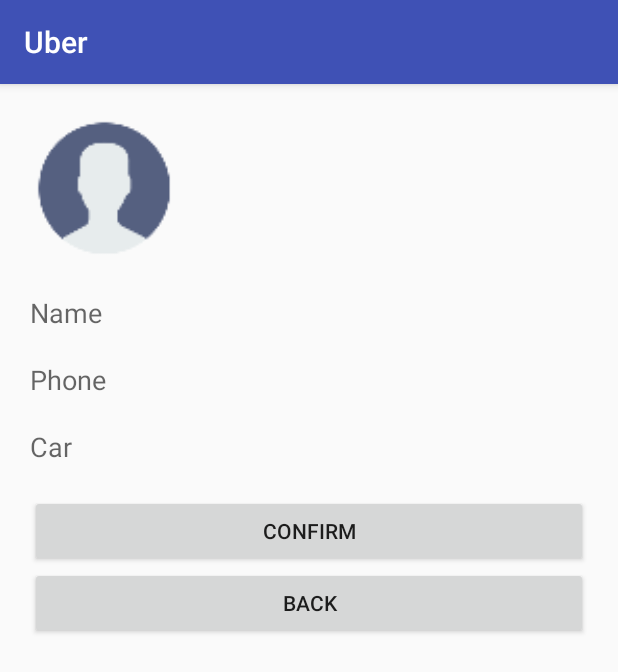
After one commit to SimCoderYoutube/UberClone, an Android app: the DriverSettingsActivity screen opened directly, with no data from a screen before it, on a phone screen of 412 x 824 dp. The commit adds this screen. Shown: the top 672 px of the screen. Run offline under Robolectric (Android 15) with nearby library versions, the phone set to English and light mode, and no system bars; our stand-ins replace Firebase (no records; nobody signed in at launch, a user with empty details on screens opened directly).

Commit message:
- Driver's Info Implementation

```diff
--- a/app/build.gradle
+++ b/app/build.gradle
@@ -37,7 +37,7 @@ dependencies {
     compile 'com.google.android.gms:play-services:11.0.4'
     compile 'com.github.bumptech.glide:glide:4.0.0'
     compile 'com.android.support:design:25.3.1'
-    compile 'com.android.support:cardview-v7:21.0.+'
+    compile 'com.android.support:cardview-v7:21.0.3'
     testCompile 'junit:junit:4.12'
 }
 
@@ -50,4 +50,5 @@ dependencies {
 
 
 
+
 apply plugin: 'com.google.gms.google-services'
--- a/app/src/main/AndroidManifest.xml
+++ b/app/src/main/AndroidManifest.xml
@@ -10,6 +10,7 @@
     <uses-permission android:name="android.permission.ACCESS_FINE_LOCATION" />
     <uses-permission android:name="android.permission.ACCESS_COARSE_LOCATION" />
     <uses-permission android:name="android.permission.INTERNET" />
+    <uses-permission android:name="android.permission.READ_EXTERNAL_STORAGE" />
 
     <application
         android:allowBackup="true"
@@ -44,7 +45,7 @@
             android:label="@string/title_activity_driver_map" />
         <activity android:name=".CustomerMapActivity" />
         <activity android:name=".CustomerSettingsActivity" />
-        <activity android:name=".DriverSettingsActivity" />
+        <activity android:name=".DriverSettingsActivity"></activity>
     </application>
 
 </manifest>
--- a/app/src/main/java/com/simcoder/uber/DriverLoginActivity.java
+++ b/app/src/main/java/com/simcoder/uber/DriverLoginActivity.java
@@ -61,8 +61,8 @@ public class DriverLoginActivity extends AppCompatActivity {
                             Toast.makeText(DriverLoginActivity.this, "sign up error", Toast.LENGTH_SHORT).show();
                         }else{
                             String user_id = mAuth.getCurrentUser().getUid();
-                            DatabaseReference current_user_db = FirebaseDatabase.getInstance().getReference().child("Users").child("Drivers").child(user_id);
-                            current_user_db.setValue(true);
+                            DatabaseReference current_user_db = FirebaseDatabase.getInstance().getReference().child("Users").child("Drivers").child(user_id).child("name");
+                            current_user_db.setValue(email);
                         }
                     }
                 });
--- /dev/null
+++ b/app/src/main/java/com/simcoder/uber/DriverSettingsActivity.java
@@ -0,0 +1,198 @@
+package com.simcoder.uber;
+
+import android.app.Activity;
+import android.content.Intent;
+import android.content.pm.PackageManager;
+import android.graphics.Bitmap;
+import android.net.Uri;
+import android.os.Build;
+import android.provider.MediaStore;
+import android.support.annotation.NonNull;
+import android.support.v4.app.ActivityCompat;
+import android.support.v4.content.ContextCompat;
+import android.support.v7.app.AppCompatActivity;
+import android.os.Bundle;
+import android.view.View;
+import android.widget.Button;
+import android.widget.EditText;
+import android.widget.ImageView;
+
+import com.bumptech.glide.Glide;
+import com.google.android.gms.tasks.OnFailureListener;
+import com.google.android.gms.tasks.OnSuccessListener;
+import com.google.firebase.auth.FirebaseAuth;
+import com.google.firebase.database.DataSnapshot;
+import com.google.firebase.database.DatabaseError;
+import com.google.firebase.database.DatabaseReference;
+import com.google.firebase.database.FirebaseDatabase;
+import com.google.firebase.database.ValueEventListener;
+import com.google.firebase.storage.FirebaseStorage;
+import com.google.firebase.storage.StorageReference;
+import com.google.firebase.storage.UploadTask;
+
+import java.io.ByteArrayInputStream;
+import java.io.ByteArrayOutputStream;
+import java.io.IOException;
+import java.util.HashMap;
+import java.util.Map;
+
+public class DriverSettingsActivity extends AppCompatActivity {
+
+    private EditText mNameField, mPhoneField, mCarField;
+
+    private Button mBack, mConfirm;
+
+    private ImageView mProfileImage;
+
+    private FirebaseAuth mAuth;
+    private DatabaseReference mDriverDatabase;
+
+    private String userID;
+    private String mName;
+    private String mPhone;
+    private String mCar;
+    private String mProfileImageUrl;
+
+    private Uri resultUri;
+
+
+    @Override
+    protected void onCreate(Bundle savedInstanceState) {
+        super.onCreate(savedInstanceState);
+        setContentView(R.layout.activity_driver_settings);
+
+
+        mNameField = (EditText) findViewById(R.id.name);
+        mPhoneField = (EditText) findViewById(R.id.phone);
+        mCarField = (EditText) findViewById(R.id.car);
+
+        mProfileImage = (ImageView) findViewById(R.id.profileImage);
+
+        mBack = (Button) findViewById(R.id.back);
+        mConfirm = (Button) findViewById(R.id.confirm);
+
+        mAuth = FirebaseAuth.getInstance();
+        userID = mAuth.getCurrentUser().getUid();
+        mDriverDatabase = FirebaseDatabase.getInstance().getReference().child("Users").child("Drivers").child(userID);
+
+        getUserInfo();
+
+        mProfileImage.setOnClickListener(new View.OnClickListener() {
+            @Override
+            public void onClick(View v) {
+                Intent intent = new Intent(Intent.ACTION_PICK);
+                intent.setType("image/*");
+                startActivityForResult(intent, 1);
+            }
+        });
+
+        mConfirm.setOnClickListener(new View.OnClickListener() {
+            @Override
+            public void onClick(View v) {
+                saveUserInformation();
+            }
+        });
+
+        mBack.setOnClickListener(new View.OnClickListener() {
+            @Override
+            public void onClick(View v) {
+                finish();
+                return;
+            }
+        });
+    }
+    private void getUserInfo(){
+        mDriverDatabase.addValueEventListener(new ValueEventListener() {
+            @Override
+            public void onDataChange(DataSnapshot dataSnapshot) {
+                if(dataSnapshot.exists() && dataSnapshot.getChildrenCount()>0){
+                    Map<String, Object> map = (Map<String, Object>) dataSnapshot.getValue();
+                    if(map.get("name")!=null){
+                        mName = map.get("name").toString();
+                        mNameField.setText(mName);
+                    }
+                    if(map.get("phone")!=null){
+                        mPhone = map.get("phone").toString();
+                        mPhoneField.setText(mPhone);
+                    }
+                    if(map.get("car")!=null){
+                        mCar = map.get("car").toString();
+                        mCarField.setText(mCar);
+                    }
+                    if(map.get("profileImageUrl")!=null){
+                        mProfileImageUrl = map.get("profileImageUrl").toString();
+                        Glide.with(getApplication()).load(mProfileImageUrl).into(mProfileImage);
+                    }
+                }
+            }
+
+            @Override
+            public void onCancelled(DatabaseError databaseError) {
+            }
+        });
+    }
+
+
+
+    private void saveUserInformation() {
+        mName = mNameField.getText().toString();
+        mPhone = mPhoneField.getText().toString();
+        mCar = mCarField.getText().toString();
+
+        Map userInfo = new HashMap();
+        userInfo.put("name", mName);
+        userInfo.put("phone", mPhone);
+        userInfo.put("car", mCar);
+        mDriverDatabase.updateChildren(userInfo);
+
+        if(resultUri != null) {
+
+            StorageReference filePath = FirebaseStorage.getInstance().getReference().child("profile_images").child(userID);
+            Bitmap bitmap = null;
+            try {
+                bitmap = MediaStore.Images.Media.getBitmap(getApplication().getContentResolver(), resultUri);
+            } catch (IOException e) {
+                e.printStackTrace();
+            }
+
+            ByteArrayOutputStream baos = new ByteArrayOutputStream();
+            bitmap.compress(Bitmap.CompressFormat.JPEG, 20, baos);
+            byte[] data = baos.toByteArray();
+            UploadTask uploadTask = filePath.putBytes(data);
+
+            uploadTask.addOnFailureListener(new OnFailureListener() {
+                @Override
+                public void onFailure(@NonNull Exception e) {
+                    finish();
+                    return;
+                }
+            });
+            uploadTask.addOnSuccessListener(new OnSuccessListener<UploadTask.TaskSnapshot>() {
+                @Override
+                public void onSuccess(UploadTask.TaskSnapshot taskSnapshot) {
+                    Uri downloadUrl = taskSnapshot.getDownloadUrl();
+
+                    Map newImage = new HashMap();
+                    newImage.put("profileImageUrl", downloadUrl.toString());
+                    mDriverDatabase.updateChildren(newImage);
+
+                    finish();
+                    return;
+                }
+            });
+        }else{
+            finish();
+        }
+
+    }
+
+    @Override
+    protected void onActivityResult(int requestCode, int resultCode, Intent data) {
+        super.onActivityResult(requestCode, resultCode, data);
+        if(requestCode == 1 && resultCode == Activity.RESULT_OK){
+            final Uri imageUri = data.getData();
+            resultUri = imageUri;
+            mProfileImage.setImageURI(resultUri);
+        }
+    }
+}
--- a/app/src/main/res/layout/activity_driver_map.xml
+++ b/app/src/main/res/layout/activity_driver_map.xml
@@ -10,6 +10,12 @@
         android:layout_height="wrap_content"
         android:id="@+id/logout"
         android:text="logout"/>
+    <Button
+        android:layout_gravity="end"
+        android:layout_width="wrap_content"
+        android:layout_height="wrap_content"
+        android:id="@+id/settings"
+        android:text="Settings"/>
     <fragment
         android:id="@+id/map"
         android:name="com.google.android.gms.maps.SupportMapFragment"
--- /dev/null
+++ b/app/src/main/res/layout/activity_driver_settings.xml
@@ -0,0 +1,49 @@
+<?xml version="1.0" encoding="utf-8"?>
+<LinearLayout xmlns:android="http://schemas.android.com/apk/res/android"
+    xmlns:app="http://schemas.android.com/apk/res-auto"
+    xmlns:tools="http://schemas.android.com/tools"
+    android:layout_width="match_parent"
+    android:layout_height="match_parent"
+    tools:context="com.simcoder.uber.CustomerSettingsActivity"
+    android:orientation="vertical"
+    android:padding="20sp">
+    <ImageView
+        android:layout_width="100sp"
+        android:layout_height="100sp"
+        android:id="@+id/profileImage"
+        android:src="@mipmap/ic_default_user"
+        android:layout_marginBottom="20sp"/>
+    <EditText
+        android:id="@+id/name"
+        android:layout_width="match_parent"
+        android:layout_height="wrap_content"
+        android:background="@null"
+        android:hint="Name"
+        android:layout_marginBottom="20sp"/>
+    <EditText
+        android:id="@+id/phone"
+        android:layout_width="match_parent"
+        android:layout_height="wrap_content"
+        android:background="@null"
+        android:hint="Phone"
+        android:layout_marginBottom="20sp"
+        android:inputType="number"/>
+    <EditText
+        android:id="@+id/car"
+        android:layout_width="match_parent"
+        android:layout_height="wrap_content"
+        android:background="@null"
+        android:hint="Car"
+        android:layout_marginBottom="20sp"/>
+    <Button
+        android:layout_width="match_parent"
+        android:layout_height="wrap_content"
+        android:id="@+id/confirm"
+        android:text="confirm"/>
+    <Button
+        android:layout_width="match_parent"
+        android:layout_height="wrap_content"
+        android:id="@+id/back"
+        android:text="back"/>
+
+</LinearLayout>
```
Also changed, not shown: app/src/main/java/com/simcoder/uber/CustomerMapActivity.java (+31 -38 lines), app/src/main/java/com/simcoder/uber/DriverMapActivity.java (+27 -15 lines), app/src/main/res/layout/activity_costumer_map.xml (+13 -13 lines).
